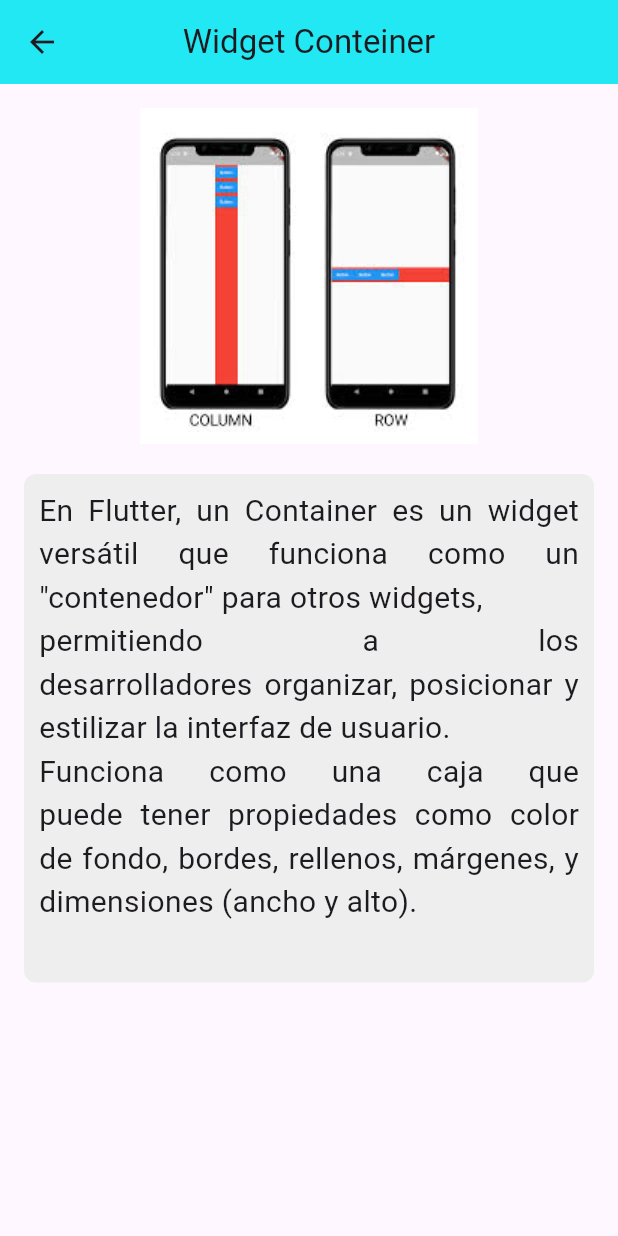
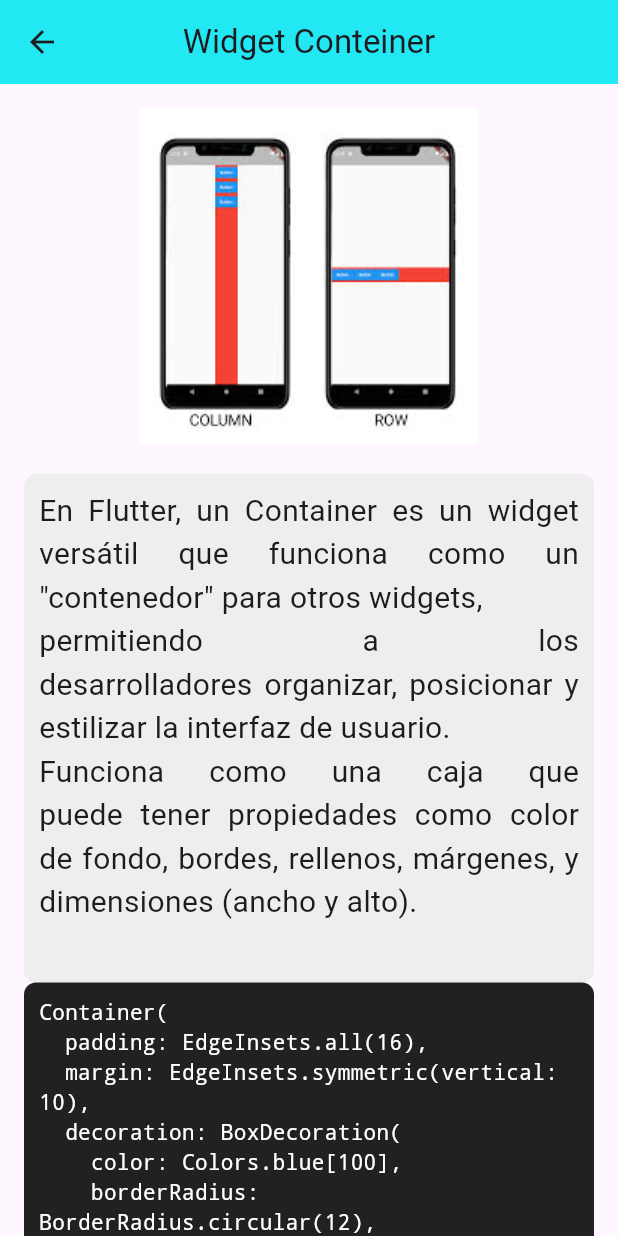
Before and after one commit to DanielCastroPerez/Aplicacion-de-lo-aprendido-en-flutter., a Flutter app: the Page_Center screen opened by its route, on a phone screen of 412 x 824 dp. Run offline on Flutter 3.47's test engine with Material 3 defaults, Android fonts, the phone set to English and light mode, and no system bars.

Commit message:
Corregí el Scaffold para que se vea más pro, y cambié el SizedBox por un Container para separar bien el contenido.

```diff
--- a/lib/pages/Page_Center.dart
+++ b/lib/pages/Page_Center.dart
@@ -18,24 +18,64 @@ class Page_Center extends StatelessWidget {
 
         child: Column(
           crossAxisAlignment: CrossAxisAlignment.start,
-          children:<Widget> [
+          children: <Widget>[
             Container(
-              alignment: Alignment.center,// centro la imagen
-              margin: EdgeInsets.only(bottom:20.0 ),
-              child: Image.asset("assets/colum.jpg",fit: BoxFit.fill,)
+              //CONTEINER DE IMAGEN
+              alignment: Alignment.center, // centro la imagen
+              margin: EdgeInsets.only(bottom: 20.0),
+              child: Image.asset("assets/colum.jpg", fit: BoxFit.fill),
             ),
+
             Container(
+              //CONTEINER DE EXPLICACION DEL WIDGET
               padding: EdgeInsets.all(10.0),
               decoration: BoxDecoration(
                 color: Colors.grey[200],
-                borderRadius: BorderRadius.circular(8)
+                borderRadius: BorderRadius.circular(8),
               ),
-              child: Text("""En Flutter, un Container es un widget versátil que funciona como un "contenedor" para otros widgets,
+              child: Text(
+                """En Flutter, un Container es un widget versátil que funciona como un "contenedor" para otros widgets,
                permitiendo a los desarrolladores organizar, posicionar y estilizar la interfaz de usuario.
                Funciona como una caja que puede tener propiedades como color de fondo, bordes, rellenos, márgenes, y dimensiones (ancho y alto).
               """,
-              style: TextStyle(fontSize: 20.0),
-              textAlign: TextAlign.justify,
+                style: TextStyle(fontSize: 20.0),
+                textAlign: TextAlign.justify, // SOLO JUSTIFICADO EL TEXTO
+              ),
+            ),
+            Container(
+              //CONTEINER DE EJEMPLO DEL WIDGET
+              padding: EdgeInsets.all(10.0),
+
+              decoration: BoxDecoration(
+                //AQLUI SOLO SE USA PARAMODIFICAR COLOR Y RADIO
+                color: Colors.black87,
+                borderRadius: BorderRadius.circular(8),
+              ),
+
+              child: Text(
+                """
+Container(
+  padding: EdgeInsets.all(16),
+  margin: EdgeInsets.symmetric(vertical: 10),
+  decoration: BoxDecoration(
+    color: Colors.blue[100],
+    borderRadius: BorderRadius.circular(12),
+    border: Border.all(color: Colors.blue, width: 2),
+  ),
+  width: double.infinity,
+  child: Text(
+    'Este es un ejemplo de Container',
+    style: TextStyle(fontSize: 18),
+    textAlign: TextAlign.center,
+  ),
+)
+""",
+
+                style: TextStyle(
+                  //AQUI SOLO SE MODIFICA EL COLOR DEL TEXTO  PERO EL COLOR DE FONDO ES APARTE
+                  fontFamily: 'monospace',
+                  color: Colors.white,
+                ),
               ),
             ),
           ],
--- a/lib/pages/Page_Scaffold.dart
+++ b/lib/pages/Page_Scaffold.dart
@@ -25,18 +25,18 @@ class Page_Scaffold extends StatelessWidget {
           children: <Widget>[
             // CONTENEDOR PARA LA IMAGEN
             Container(
+              margin: EdgeInsets.only(bottom: 20), // SEPARO LA IMAGEN DE LO DEMÁS bottom ESPACIO ABAJO DE LA IMAGEN
               child: Image.asset(
                 "assets/Scaffold.jpg", // CARGO UNA IMAGEN DESDE LOS ASSETS
-                fit: BoxFit.fill, // LA AJUSTO AL CONTENEDOR
+              fit: BoxFit.fill, // LA AJUSTO AL CONTENEDOR CON BoxFit
               ),
-              margin: EdgeInsets.only(bottom: 20), // SEPARO LA IMAGEN DE LO DEMÁS
             ),
 
             // CONTENEDOR PARA LA EXPLICACIÓN
             Container(
               padding: EdgeInsets.all(10), // ESPACIADO INTERIOR
-              decoration: BoxDecoration(
-                color: Colors.grey[200], // FONDO GRIS CLARO
+              decoration: BoxDecoration(//SOLO ES DECORAR EL CONTENEDOR
+                color: Colors.grey[200], // FONDO DEL CONTEINER PARA QUE SE VEA PRO
                 borderRadius: BorderRadius.circular(8), // BORDES REDONDEADOS
               ),
               child: Text(
@@ -54,7 +54,7 @@ como la barra de aplicaciones, el cuerpo principal, la barra de navegación infe
             Container(
               padding: EdgeInsets.all(10), // ESPACIADO INTERIOR
               decoration: BoxDecoration(
-                color: Colors.black87, // FONDO NEGRO OSCURO PARA SIMULAR CONSOLA
+                color: Colors.black87,
                 borderRadius: BorderRadius.circular(8), // BORDES REDONDEADOS
               ),
               child: Text(
@@ -67,8 +67,8 @@ como la barra de aplicaciones, el cuerpo principal, la barra de navegación infe
   ),
 );''',
                 style: TextStyle(
-                  fontFamily: 'monospace', // FUENTE DE CÓDIGO
-                  color: Colors.white, // TEXTO EN BLANCO PARA CONTRASTE
+                  fontFamily: 'monospace',
+                  color: Colors.white,
                 ),
               ),
             ),
```
